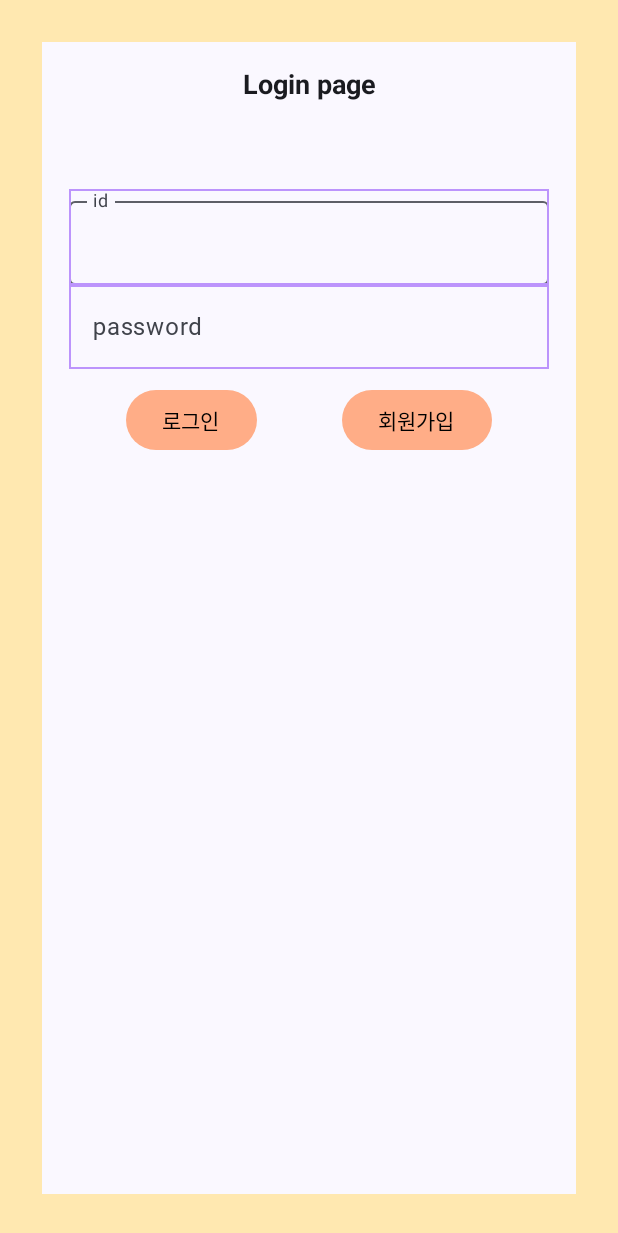
After one commit to bellringstar/togaether, an Android app built with Jetpack Compose: the @Preview function SignIn, on a phone screen of 412 x 824 dp. The commit adds this screen. Shown: the top 1233 px of the screen. Run offline under Robolectric (Android 15) with nearby library versions, the phone set to English and light mode, and no system bars; Roboto replaces fonts that are not available here.

Commit message:
[FE] Feat : signin page UI setting

```diff
--- a/FE/dog/app/src/main/java/com/dog/ui/components/Button.kt
+++ b/FE/dog/app/src/main/java/com/dog/ui/components/Button.kt
@@ -2,9 +2,13 @@ package com.dog.ui.components
 
 import android.graphics.drawable.shapes.Shape
 import androidx.compose.material3.Button
+import androidx.compose.material3.ButtonDefaults
 import androidx.compose.material3.Text
 import androidx.compose.runtime.Composable
 import androidx.compose.ui.Modifier
+import androidx.compose.ui.graphics.Color
+import com.dog.ui.theme.DogTheme
+import com.dog.ui.theme.Orange300
 
 @Composable
 fun MainButton(
@@ -14,11 +18,20 @@ fun MainButton(
     shape: Shape? = null,
     onClick: () -> Unit
 ) {
+    DogTheme {
+
         Button(
             onClick = onClick,
             modifier = modifier,
             enabled = enabled,
+            colors = ButtonDefaults.buttonColors(
+                containerColor = Orange300,
+                contentColor = Color.Black,
+                disabledContainerColor = Color.Gray,
+            )
         ) {
             Text(text = text)
         }
+
     }
+}
--- a/FE/dog/app/src/main/java/com/dog/ui/components/Input.kt
+++ b/FE/dog/app/src/main/java/com/dog/ui/components/Input.kt
@@ -2,6 +2,8 @@
 
 package com.dog.ui.components
 
+import androidx.compose.foundation.BorderStroke
+import androidx.compose.foundation.border
 import androidx.compose.foundation.layout.fillMaxWidth
 import androidx.compose.foundation.layout.heightIn
 import androidx.compose.foundation.text.KeyboardOptions
@@ -12,6 +14,7 @@ import androidx.compose.material3.Icon
 import androidx.compose.material3.OutlinedTextField
 import androidx.compose.material3.Text
 import androidx.compose.material3.TextField
+import androidx.compose.material3.TextFieldDefaults
 import androidx.compose.runtime.Composable
 import androidx.compose.runtime.getValue
 import androidx.compose.runtime.mutableStateOf
@@ -20,12 +23,18 @@ import androidx.compose.runtime.saveable.rememberSaveable
 import androidx.compose.runtime.setValue
 import androidx.compose.ui.Modifier
 import androidx.compose.ui.text.TextStyle
-import androidx.compose.ui.text.font.FontStyle
 import androidx.compose.ui.text.font.FontWeight
 import androidx.compose.ui.text.input.KeyboardType
 import androidx.compose.ui.text.input.PasswordVisualTransformation
 import androidx.compose.ui.unit.dp
 import androidx.compose.ui.unit.sp
+import com.dog.ui.theme.DogTheme
+import com.dog.ui.theme.Pink300
+import com.dog.ui.theme.Pink400
+import com.dog.ui.theme.Pink500
+import com.dog.ui.theme.PinkGray400
+import com.dog.ui.theme.Purple400
+
 
 @OptIn(ExperimentalMaterial3Api::class)
 @Composable
@@ -33,26 +42,32 @@ fun CommonInput(
     modifier: Modifier,
     placeHolder: String
 ) {
+    DogTheme {
         var text by remember {
             mutableStateOf(" ")
         }
         OutlinedTextField(
-        value = text, onValueChange = { text = it },
-        label =
-        {
-            Text(
-                text = placeHolder,
             modifier = Modifier
                 .fillMaxWidth()
-                    .heightIn(min = 80.dp),
-                style =
-                TextStyle(
-                    fontSize = 18.sp,
-                    fontWeight = FontWeight.Normal,
-                    fontStyle = FontStyle.Normal
+                .border(BorderStroke(1.dp, Purple400)),
+            value = text, onValueChange = { text = it },
+            label = { Text(text = placeHolder) },
+            colors = TextFieldDefaults.outlinedTextFieldColors(
+                focusedBorderColor = Pink400,
+                focusedLabelColor = Pink300,
+                cursorColor = Pink500,
+
                 ),
+            textStyle = TextStyle(
+                color = PinkGray400, fontWeight = FontWeight.Bold
+            ),
+            keyboardOptions = KeyboardOptions.Default,
+            leadingIcon = {
+//                Icon(painter = painterResource(id = R.drawable.profile), contentDescription =)
+            }
         )
-        })
+    }
+
 }
 
 @OptIn(ExperimentalMaterial3Api::class)
@@ -61,15 +76,28 @@ fun PasswordInput(
     modifier: Modifier,
     placeHolder: String
 ) {
+    DogTheme {
         var password by rememberSaveable { mutableStateOf("") }
-
         TextField(
+            modifier = Modifier
+                .fillMaxWidth()
+                .border(BorderStroke(1.dp, Purple400)),
             value = password,
             onValueChange = { password = it },
             label = { Text(placeHolder) },
+            colors = TextFieldDefaults.outlinedTextFieldColors(
+                focusedBorderColor = Pink400,
+                focusedLabelColor = Pink300,
+                cursorColor = Pink500,
+            ),
+            textStyle = TextStyle(
+                color = PinkGray400, fontWeight = FontWeight.Normal, fontSize = 12.sp
+            ),
             visualTransformation = PasswordVisualTransformation(),
             keyboardOptions = KeyboardOptions(keyboardType = KeyboardType.Password)
         )
+
+    }
 }
 
 @OptIn(ExperimentalMaterial3Api::class)
--- /dev/null
+++ b/FE/dog/app/src/main/java/com/dog/ui/components/TextComponent.kt
@@ -0,0 +1,35 @@
+package com.dog.ui.components
+
+import androidx.compose.foundation.layout.fillMaxWidth
+import androidx.compose.foundation.layout.heightIn
+import androidx.compose.material3.Text
+import androidx.compose.runtime.Composable
+import androidx.compose.ui.Modifier
+import androidx.compose.ui.text.TextStyle
+import androidx.compose.ui.text.font.FontStyle
+import androidx.compose.ui.text.font.FontWeight
+import androidx.compose.ui.text.style.TextAlign
+import androidx.compose.ui.unit.dp
+import androidx.compose.ui.unit.sp
+
+@Composable
+fun HeadingText(
+    modifier: Modifier,
+    value: String
+) {
+
+    Text(
+        text = value,
+        modifier = Modifier
+            .fillMaxWidth()
+            .heightIn(min = 80.dp),
+        style =
+        TextStyle(
+            fontSize = 18.sp,
+            fontWeight = FontWeight.Bold,
+            fontStyle = FontStyle.Normal
+        ),
+        textAlign = TextAlign.Center
+    )
+
+}
--- /dev/null
+++ b/FE/dog/app/src/main/java/com/dog/ui/screen/signin/SignIn.kt
@@ -0,0 +1,60 @@
+package com.dog.ui.screen.signin
+
+import androidx.compose.foundation.background
+import androidx.compose.foundation.layout.Arrangement
+import androidx.compose.foundation.layout.Column
+import androidx.compose.foundation.layout.Row
+import androidx.compose.foundation.layout.fillMaxSize
+import androidx.compose.foundation.layout.fillMaxWidth
+import androidx.compose.foundation.layout.padding
+import androidx.compose.material3.Surface
+import androidx.compose.runtime.Composable
+import androidx.compose.ui.Alignment
+import androidx.compose.ui.Modifier
+import androidx.compose.ui.res.stringResource
+import androidx.compose.ui.tooling.preview.Preview
+import androidx.compose.ui.unit.dp
+import com.dog.R
+import com.dog.ui.components.CommonInput
+import com.dog.ui.components.HeadingText
+import com.dog.ui.components.MainButton
+import com.dog.ui.components.PasswordInput
+import com.dog.ui.theme.DogTheme
+import com.dog.ui.theme.Yellow300
+
+@Preview
+@Composable
+fun SignIn() {
+    DogTheme {
+        Surface(
+            modifier = Modifier
+                .fillMaxSize()
+                .background(Yellow300)
+                .padding(28.dp)
+        ) {
+            Column(
+                Modifier
+                    .fillMaxSize()
+                    .padding(18.dp),
+                horizontalAlignment = Alignment.CenterHorizontally,
+//                verticalArrangement = Arrangement.SpaceAround,
+            ) {
+                HeadingText(modifier = Modifier, value = stringResource(id = R.string.signin))
+                CommonInput(modifier = Modifier, "id")
+                PasswordInput(modifier = Modifier, "password")
+
+                Row(
+                    modifier = Modifier
+                        .fillMaxWidth()
+                        .padding(10.dp),
+                    horizontalArrangement = Arrangement.SpaceAround,
+                ) {
+                    MainButton(onClick = {}, text = "로그인")
+                    MainButton(onClick = {}, text = "회원가입")
+                }
+
+            }
+        }
+    }
+
+}
--- a/FE/dog/app/src/main/java/com/dog/ui/theme/Color.kt
+++ b/FE/dog/app/src/main/java/com/dog/ui/theme/Color.kt
@@ -7,8 +7,8 @@ val Purple300 = Color(0xFFD0BCFF)
 val Purple400 = Color(0xFFBC94FC)
 val Purple500 = Color(0xFF6650a4)
 
-val PurpleGrey400 = Color(0xFFCCC2DC)
-val PurpleGrey500 = Color(0xFF625b71)
+val PurpleGray400 = Color(0xFFCCC2DC)
+val PurpleGray500 = Color(0xFF625b71)
 
 
 val ErrorRed = Color(0xFFF84536)
@@ -17,9 +17,10 @@ val Pink300 = Color(0xFFEFB8C8)
 val Pink400 = Color(0xFFFF8CDF)
 val Pink500 = Color(0xFFFF93B3)
 
-val PinkGrey400 = Color(0xFF7D5260)
+val PinkGray400 = Color(0xFF7D5260)
 
 val Orange300 = Color(0xFFFFAD87)
 
+val Yellow300 = Color(0xFFFFE8B0)
 val Yellow400 = Color(0xFFF9F871)
 val Yellow500 = Color(0xFFFFD36A)
--- a/FE/dog/app/src/main/java/com/dog/ui/theme/Theme.kt
+++ b/FE/dog/app/src/main/java/com/dog/ui/theme/Theme.kt
@@ -17,13 +17,13 @@ import androidx.core.view.WindowCompat
 
 private val DarkColorScheme = darkColorScheme(
     primary = Purple400,
-    secondary = PurpleGrey400,
+    secondary = PurpleGray400,
     tertiary = Pink400
 )
 
 private val LightColorScheme = lightColorScheme(
     primary = Purple400,
-    secondary = PurpleGrey400,
+    secondary = PurpleGray400,
     tertiary = Pink400
 
     /* Other default colors to override
--- a/FE/dog/app/src/main/res/values/strings.xml
+++ b/FE/dog/app/src/main/res/values/strings.xml
@@ -4,4 +4,6 @@
     <string name="drawer_closed">Closed Drawer</string>
     <string name="title_activity_main">MainActivity</string>
     <string name="hello">Hi there</string>
+    <string name="signin">Login page</string>
+    <string name="signup">Signup!!</string>
 </resources>
```
Also changed, not shown: FE/dog/app/src/main/java/com/dog/ui/screen/signin/Signin.kt (deleted, +0 -39 lines), FE/dog/app/src/main/res/drawable/person_fill0_wght400_grad0_opsz24.xml (added, +9 -0 lines), FE/dog/app/src/main/assets/person_FILL0_wght400_GRAD0_opsz24.svg (added). Lines whose indentation alone changed are shown as unchanged.
